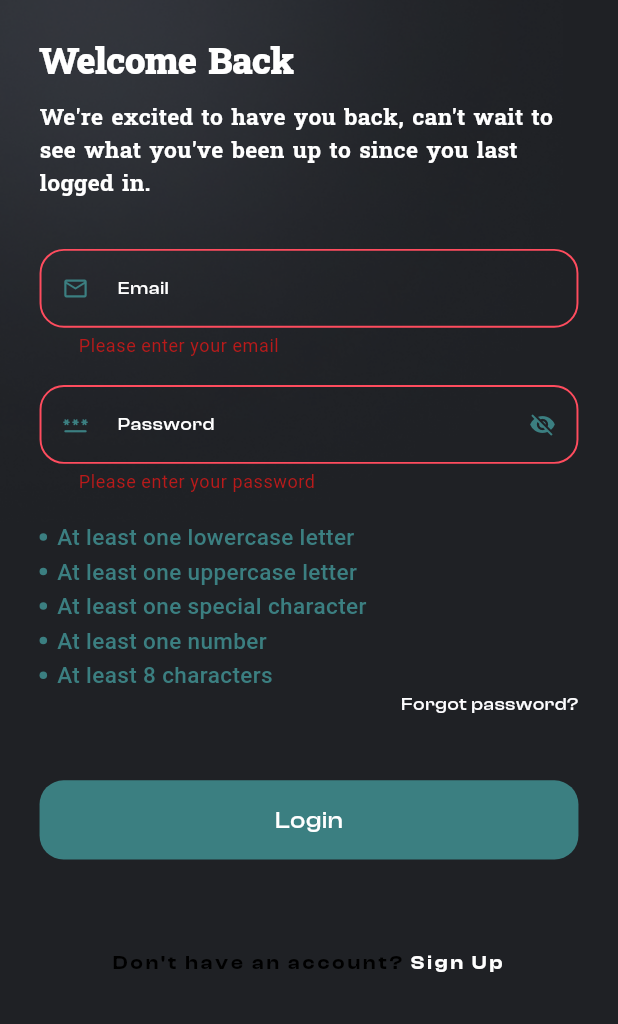
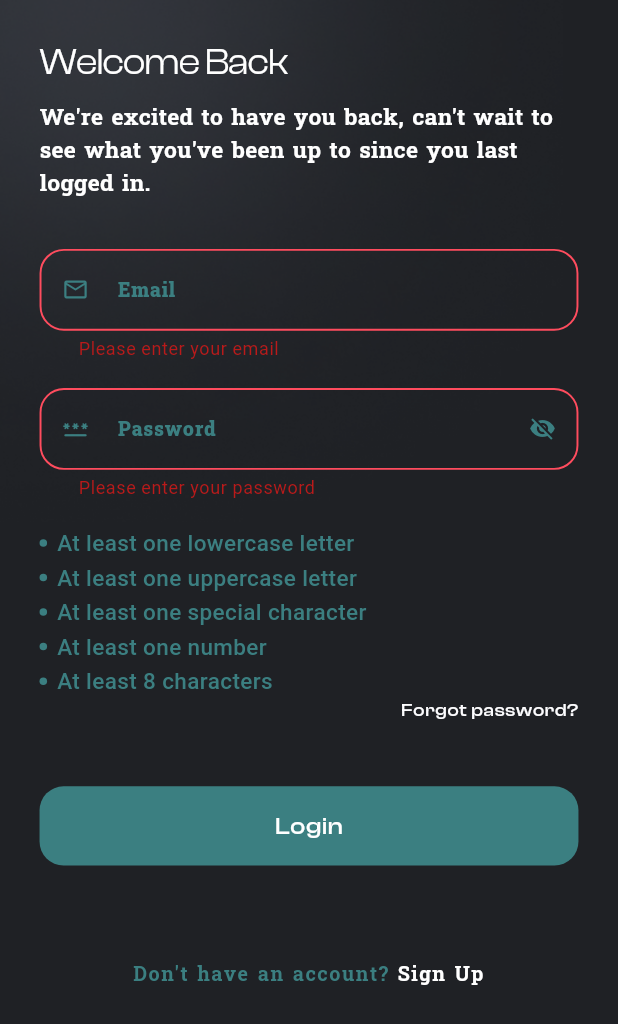
Before and after one commit to OmarAmeer96/Sprints-Shopping-App, a Flutter app: the screen it shows after launch, after a tap on "Login", on a phone screen of 412 x 824 dp. Shown: the top 1024 px of the screen. Run offline on Flutter 3.47's test engine with Material 3 defaults, Android fonts, the phone set to English and light mode, and no system bars; our stand-ins replace another_flushbar, dio, flutter_bloc, flutter_screenutil, flutter_secure_storage, flutter_svg and 5 more; generated files the repository leaves out were written again.

Commit message:
Enhance login validation and UI consistency with updated regex and styles

```diff
--- a/lib/core/helpers/app_regex.dart
+++ b/lib/core/helpers/app_regex.dart
@@ -6,8 +6,8 @@ class AppRegex {
 
   static bool isPasswordValid(String password) {
     return RegExp(
-            r"^(?=.*[a-z])(?=.*[A-Z])(?=.*\d)(?=.*[@$!%*?&])[A-Za-z\d@$!%*?&]{8,}\s*$")
-        .hasMatch(password);
+      r'^(?=.*[a-z])(?=.*[A-Z])(?=.*\d)(?=.*[@$!%*?&])[A-Za-z\d@$!%*?&]{8,}$',
+    ).hasMatch(password);
   }
 
   static bool isPhoneNumberValid(String phoneNumber) {
--- a/lib/features/signin/logic/login_cubit/login_cubit.dart
+++ b/lib/features/signin/logic/login_cubit/login_cubit.dart
@@ -12,6 +12,7 @@ class LoginCubit extends Cubit<LoginState> {
   LoginCubit(this._loginRepo) : super(const LoginState.initial());
 
   final formKey = GlobalKey<FormState>();
+  AutovalidateMode autovalidateMode = AutovalidateMode.disabled;
   TextEditingController emailController = TextEditingController();
   TextEditingController passwordController = TextEditingController();
 
--- a/lib/features/signin/ui/widgets/do_not_have_an_account_text.dart
+++ b/lib/features/signin/ui/widgets/do_not_have_an_account_text.dart
@@ -3,6 +3,8 @@ import 'package:flutter/material.dart';
 import 'package:flutter_screenutil/flutter_screenutil.dart';
 import 'package:sprints_shopping_app/core/helpers/extensions.dart';
 import 'package:sprints_shopping_app/core/routing/routes.dart';
+import 'package:sprints_shopping_app/core/theming/colors_manager.dart';
+import 'package:sprints_shopping_app/core/theming/font_family_helper.dart';
 import 'package:sprints_shopping_app/core/theming/styles.dart';
 
 class DontHaveAccountText extends StatelessWidget {
@@ -17,14 +19,18 @@ class DontHaveAccountText extends StatelessWidget {
           TextSpan(
             text: 'Don\'t have an account?',
             style: Styles.font20WhiteSemiBold.copyWith(
-              color: Colors.black,
+              color: ColorsManager.accentColor,
               fontSize: 13.sp,
+              fontFamily: FontFamilyHelper.suwannaphumBold,
+              letterSpacing: 1,
             ),
           ),
           TextSpan(
             text: ' Sign Up',
             style: Styles.font20WhiteSemiBold.copyWith(
               fontSize: 13.sp,
+              fontFamily: FontFamilyHelper.suwannaphumBold,
+              letterSpacing: 1,
             ),
             recognizer: TapGestureRecognizer()
               ..onTap = () {
--- a/lib/features/signin/ui/widgets/login_email_and_password_widget.dart
+++ b/lib/features/signin/ui/widgets/login_email_and_password_widget.dart
@@ -3,6 +3,7 @@ import 'package:flutter_bloc/flutter_bloc.dart';
 import 'package:sprints_shopping_app/core/helpers/app_regex.dart';
 import 'package:sprints_shopping_app/core/helpers/spacing.dart';
 import 'package:sprints_shopping_app/core/theming/colors_manager.dart';
+import 'package:sprints_shopping_app/core/theming/font_family_helper.dart';
 import 'package:sprints_shopping_app/core/theming/styles.dart';
 import 'package:sprints_shopping_app/core/widgets/custom_main_text_form_field.dart';
 import 'package:sprints_shopping_app/core/widgets/password_vlaidations.dart';
@@ -55,17 +56,31 @@ class _LoginEmailAndPasswordWidgetState
   Widget build(BuildContext context) {
     return Form(
       key: context.read<LoginCubit>().formKey,
+      autovalidateMode: context.read<LoginCubit>().autovalidateMode,
       child: Column(
         children: [
           CustomMainTextFormFiels(
             labelText: 'Email',
-            labelStyle: Styles.font12ProductName,
+            labelStyle: Styles.font22AppBar.copyWith(
+              fontSize: 13,
+              color: ColorsManager.accentColor,
+              fontFamily: FontFamilyHelper.suwannaphumBlack,
+            ),
             isObscureText: false,
-            style: Styles.font12ProductName,
+            style: Styles.font22AppBar.copyWith(
+              fontSize: 13,
+              color: Colors.white,
+              fontFamily: FontFamilyHelper.suwannaphumBlack,
+            ),
             controller: context.read<LoginCubit>().emailController,
             validator: (value) {
-              if (value!.isEmpty || !AppRegex.isEmailValid(value)) {
+              if (value!.isEmpty) {
                 return 'Please enter your email';
+              }
+              if (!AppRegex.isEmailValid(value)) {
+                return 'Please enter a valid email';
+              } else {
+                return null;
               }
             },
             prefixIcon: const Icon(
@@ -79,9 +94,17 @@ class _LoginEmailAndPasswordWidgetState
           verticalSpace(18),
           CustomMainTextFormFiels(
             labelText: 'Password',
-            labelStyle: Styles.font12ProductName,
+            labelStyle: Styles.font22AppBar.copyWith(
+              fontSize: 13,
+              color: ColorsManager.accentColor,
+              fontFamily: FontFamilyHelper.suwannaphumBlack,
+            ),
             isObscureText: isObscureText,
-            style: Styles.font12ProductName,
+            style: Styles.font22AppBar.copyWith(
+              fontSize: 13,
+              color: Colors.white,
+              fontFamily: FontFamilyHelper.suwannaphumBlack,
+            ),
             suffixIcon: GestureDetector(
               onTap: () {
                 setState(() {
@@ -101,6 +124,11 @@ class _LoginEmailAndPasswordWidgetState
             validator: (value) {
               if (value!.isEmpty) {
                 return 'Please enter your password';
+              }
+              if (!AppRegex.isPasswordValid(value)) {
+                return 'Please enter a valid password';
+              } else {
+                return null;
               }
             },
             focusNode: passwordFocusNode,
--- a/lib/features/signin/ui/widgets/login_view_welcome_texts.dart
+++ b/lib/features/signin/ui/widgets/login_view_welcome_texts.dart
@@ -1,6 +1,7 @@
 import 'package:flutter/material.dart';
 import 'package:flutter_screenutil/flutter_screenutil.dart';
 import 'package:sprints_shopping_app/core/helpers/spacing.dart';
+import 'package:sprints_shopping_app/core/theming/font_family_helper.dart';
 import 'package:sprints_shopping_app/core/theming/styles.dart';
 
 class LoginViewWelcomeTexts extends StatelessWidget {
@@ -20,6 +21,7 @@ class LoginViewWelcomeTexts extends StatelessWidget {
               fontSize: 24.sp,
               letterSpacing: -0.48,
               color: Colors.white,
+              fontFamily: FontFamilyHelper.clashDisplay,
             ),
           ),
         ),
--- a/lib/features/signin/ui/widgets/signin_view_body.dart
+++ b/lib/features/signin/ui/widgets/signin_view_body.dart
@@ -12,9 +12,14 @@ import 'package:sprints_shopping_app/features/signin/ui/widgets/login_email_and_
 import 'package:sprints_shopping_app/features/signin/ui/widgets/login_view_welcome_texts.dart';
 import 'package:sprints_shopping_app/features/home/widgets/custom_positioned_home_overlay.dart';
 
-class SigninViewBody extends StatelessWidget {
+class SigninViewBody extends StatefulWidget {
   const SigninViewBody({super.key});
 
+  @override
+  State<SigninViewBody> createState() => _SigninViewBodyState();
+}
+
+class _SigninViewBodyState extends State<SigninViewBody> {
   @override
   Widget build(BuildContext context) {
     return GestureDetector(
@@ -81,6 +86,9 @@ class SigninViewBody extends StatelessWidget {
   void validateThenLogin(BuildContext context) {
     if (context.read<LoginCubit>().formKey.currentState!.validate()) {
       context.read<LoginCubit>().emitLoginState();
+    } else {
+      context.read<LoginCubit>().autovalidateMode = AutovalidateMode.always;
+      setState(() {});
     }
   }
 }
```
